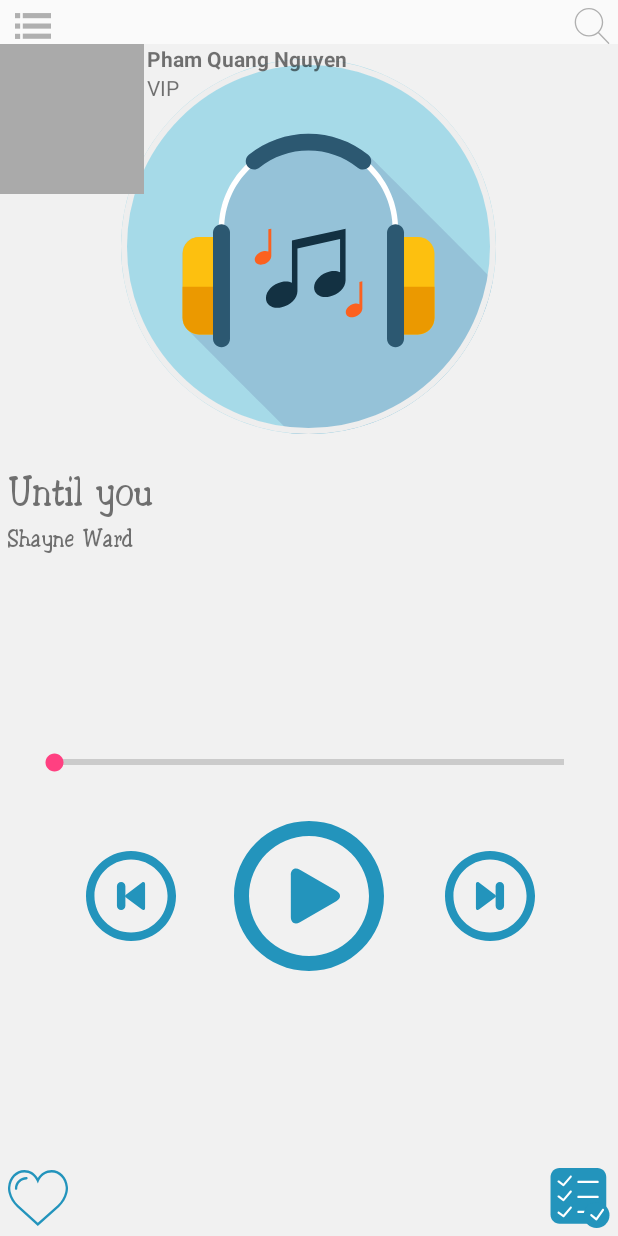
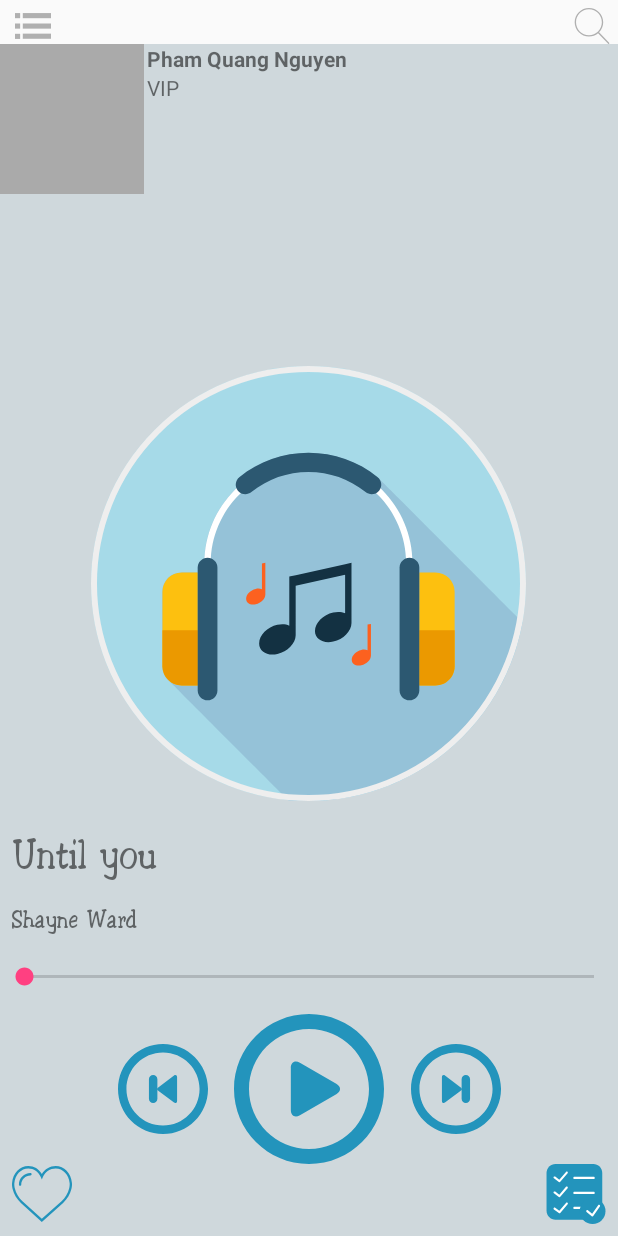
Before and after one commit to Nguyenpham1008/MusicStar, an Android app: the screen it shows after launch (MainActivity), on a phone screen of 412 x 824 dp. Run offline under Robolectric (Android 15) with nearby library versions, the phone set to English and light mode, and no system bars; plain views replace CircularImageView; Roboto replaces fonts that are not available here.

Commit message:
Update UI

```diff
--- a/app/src/main/java/nguyenpham/com/musicstar/HomeFragment.java
+++ b/app/src/main/java/nguyenpham/com/musicstar/HomeFragment.java
@@ -14,7 +14,7 @@ import android.view.LayoutInflater;
 import android.view.View;
 import android.view.ViewGroup;
 import android.widget.ImageButton;
-import android.widget.LinearLayout;
+import android.widget.RelativeLayout;
 import android.widget.TextView;
 
 import java.io.IOException;
@@ -26,32 +26,27 @@ import nguyenpham.com.model.Music;
  */
 
 public class HomeFragment extends Fragment {
-    LinearLayout linear_home;
+    RelativeLayout linear_home;
     TextView txtSong,txtSinger;
     ImageButton btnListMusic,btnFavorite,btnPlay,btnNext,btnPrevious,btnSearch,btnMenu;
     Integer REQUEST_LIST_MUSIC = 1;
     Integer REQUEST_LIST_MUSIC_ONLINE = 2;
 
     int flagPlay=0;
-    MediaPlayer mpintro;
+    MediaPlayer mpintro = new MediaPlayer();
     int length;
     int flag=0;
-
-
 
     @Nullable
     @Override
     public View onCreateView(LayoutInflater inflater, ViewGroup container, Bundle savedInstanceState) {
 
-        // Đọc file xml tạo ra đối tượng View.
-
+        // Đọc file xml tạo ra đối tượng View
         // inflate(@LayoutRes int resource, @Nullable ViewGroup root, boolean attachToRoot)
-
         View view= inflater.inflate(R.layout.fragment_home, container, false);
-        linear_home = view.findViewById(R.id.linear_home);
-        linear_home.setBackgroundColor(Color.parseColor("#F1F1F1"));
         addControls(view);
         addEvents(view);
+        linear_home.setBackgroundColor(Color.parseColor("#CFD8DC"));
         return view;
     }
 
@@ -63,13 +58,12 @@ public class HomeFragment extends Fragment {
                 Music music = new Music(((MainActivity) getActivity()).getData().getSong(),
                         ((MainActivity) getActivity()).getData().getSinger(),
                         ((MainActivity) getActivity()).getData().getFilePath());
-
-                playOnline(music);
+                if(!mpintro.isPlaying())
+                    playOnline(music);
             }
         }
         flag++;
     }
-
 
     @Override
     public void onActivityResult(int requestCode, int resultCode, Intent data) {
@@ -83,8 +77,6 @@ public class HomeFragment extends Fragment {
                 String artish = data.getStringExtra("artish");
                 Music music= new Music(title,artish,result);
                 playOffline(music);
-
-
             }
             if (resultCode == Activity.RESULT_CANCELED) {
                 //Write your code if there's no result
@@ -121,6 +113,7 @@ public class HomeFragment extends Fragment {
         btnPlay = view.findViewById(R.id.btnPlay);
         btnPrevious = view.findViewById(R.id.btnPrevious);
         btnNext = view.findViewById(R.id.btnNext);
+        linear_home = view.findViewById(R.id.relativeLayout);
 
     }
 
@@ -151,7 +144,6 @@ public class HomeFragment extends Fragment {
         txtSong.setText(music.getSong());
         String url = (music.getFilePath());
         // your URL here
-        mpintro = new MediaPlayer();
         mpintro.setAudioStreamType(AudioManager.STREAM_MUSIC);
         try {
             mpintro.setDataSource(url);
--- a/app/src/main/res/layout/fragment_home.xml
+++ b/app/src/main/res/layout/fragment_home.xml
@@ -1,148 +1,109 @@
 <?xml version="1.0" encoding="utf-8"?>
-<LinearLayout xmlns:android="http://schemas.android.com/apk/res/android"
+<RelativeLayout xmlns:android="http://schemas.android.com/apk/res/android"
     xmlns:app="http://schemas.android.com/apk/res-auto"
     xmlns:tools="http://schemas.android.com/tools"
-    android:id="@+id/linear_home"
+    android:id="@+id/relativeLayout"
     android:layout_width="match_parent"
-    android:layout_height="match_parent"
-    android:orientation="vertical">
+    android:layout_height="match_parent">
 
-    <RelativeLayout
-        android:layout_width="match_parent"
-        android:layout_height="wrap_content">
-
-        <LinearLayout
-            android:id="@+id/linearLayout2"
+    <ImageButton
+        android:id="@+id/btnFavorite"
         android:layout_width="wrap_content"
         android:layout_height="wrap_content"
-            android:layout_alignParentTop="true"
-            android:layout_centerInParent="true"
-            android:layout_marginTop="10dp"
-            android:orientation="vertical">
+        android:layout_alignParentBottom="true"
+        android:layout_alignParentLeft="true"
+        android:layout_alignParentStart="true"
+        android:layout_marginBottom="8dp"
+        android:layout_marginLeft="8dp"
+        android:layout_marginStart="8dp"
+        android:background="@drawable/ic_like_music"
+        app:srcCompat="@android:color/transparent" />
 
-            <include
-                layout="@layout/image_music"
-                layout_width="match_parent"
+    <ImageButton
+        android:id="@+id/btnListMusic"
         android:layout_width="wrap_content"
-                android:layout_height="wrap_content" />
-        </LinearLayout>
+        android:layout_height="wrap_content"
+        android:layout_alignBottom="@+id/btnFavorite"
+        android:layout_alignParentEnd="true"
+        android:layout_alignParentRight="true"
+        android:layout_marginEnd="8dp"
+        android:layout_marginRight="8dp"
+        android:background="@drawable/ic_list_music"
+        app:srcCompat="@android:color/transparent" />
 
-        <TextView
-            android:id="@+id/txt_music_name"
+    <ImageButton
+        android:id="@+id/btnPlay"
+        android:layout_width="wrap_content"
+        android:layout_height="wrap_content"
+        android:layout_above="@+id/btnListMusic"
+        android:layout_centerHorizontal="true"
+        android:background="@drawable/ic_play_music"
+        app:srcCompat="@android:color/transparent" />
+
+    <ImageButton
+        android:id="@+id/btnPrevious"
+        android:layout_width="wrap_content"
+        android:layout_height="wrap_content"
+        android:layout_alignBottom="@+id/btnPlay"
+        android:layout_marginBottom="20dp"
+        android:layout_marginEnd="17dp"
+        android:layout_marginRight="17dp"
+        android:layout_toLeftOf="@+id/btnPlay"
+        android:layout_toStartOf="@+id/btnPlay"
+        android:background="@drawable/ic_previous_music"
+        app:srcCompat="@android:color/transparent" />
+
+    <ImageButton
+        android:id="@+id/btnNext"
+        android:layout_width="wrap_content"
+        android:layout_height="wrap_content"
+        android:layout_alignBottom="@+id/btnPrevious"
+        android:layout_marginLeft="18dp"
+        android:layout_marginStart="18dp"
+        android:layout_toEndOf="@+id/btnPlay"
+        android:layout_toRightOf="@+id/btnPlay"
+        android:background="@drawable/ic_next_music"
+        app:srcCompat="@android:color/transparent" />
+
+    <SeekBar
+        android:id="@+id/seekBar"
         android:layout_width="match_parent"
         android:layout_height="wrap_content"
-            android:layout_alignParentEnd="true"
-            android:layout_alignParentRight="true"
-            android:layout_below="@+id/linearLayout2"
-            android:layout_marginLeft="5dp"
-            android:layout_marginTop="18dp"
-            android:layout_toStartOf="@+id/linearLayout2"
-            android:text="Until you"
-            android:textSize="30sp" />
+        android:layout_above="@+id/btnPlay"
+        android:layout_centerHorizontal="true"
+        android:layout_marginBottom="16dp" />
 
     <TextView
         android:id="@+id/txt_name_singer"
         android:layout_width="wrap_content"
         android:layout_height="wrap_content"
-            android:layout_alignLeft="@+id/txt_music_name"
-            android:layout_alignParentEnd="true"
-            android:layout_alignParentRight="true"
-            android:layout_alignStart="@+id/txt_music_name"
-            android:layout_below="@+id/txt_music_name"
+        android:layout_above="@+id/seekBar"
+        android:layout_alignLeft="@+id/btnFavorite"
+        android:layout_alignStart="@+id/btnFavorite"
+        android:layout_marginBottom="17dp"
         android:text="Shayne Ward"
         android:textSize="18sp" />
 
-    </RelativeLayout>
-
-    <RelativeLayout
-        android:layout_width="match_parent"
-        android:layout_height="match_parent">
-
-        <SeekBar
-            android:id="@+id/seekBar"
-            style="?android:attr/progressBarStyleHorizontal"
-            android:layout_width="match_parent"
-            android:layout_height="wrap_content"
-            android:layout_above="@+id/linearLayout5"
-            android:layout_centerHorizontal="true"
-            android:layout_marginBottom="30dp"
-            android:layout_marginLeft="20dp"
-            android:layout_marginRight="20dp" />
-
-        <ImageButton
-            android:id="@+id/btnNext"
+    <TextView
+        android:id="@+id/txt_music_name"
         android:layout_width="wrap_content"
         android:layout_height="wrap_content"
-            android:layout_alignTop="@+id/btnPrevious"
-            android:layout_marginEnd="10dp"
-            android:layout_marginRight="10dp"
-            android:layout_toLeftOf="@+id/linearLayout4"
-            android:layout_toStartOf="@+id/linearLayout4"
-            android:background="@drawable/ic_next_music"
-            app:srcCompat="@android:color/transparent" />
+        android:layout_above="@+id/txt_name_singer"
+        android:layout_alignLeft="@+id/txt_name_singer"
+        android:layout_alignStart="@+id/txt_name_singer"
+        android:layout_marginBottom="12dp"
+        android:text="Until you"
+        android:textSize="30sp" />
 
-        <LinearLayout
+    <include
+        layout="@layout/image_music"
+        layout_alignParentTop="true"
+        layout_centerHorizontal="true"
+        layout_marginTop="143dp"
         android:layout_width="wrap_content"
         android:layout_height="wrap_content"
-            android:layout_centerInParent="true"
-            android:layout_centerVertical="false"
-            android:orientation="vertical"
-            android:id="@+id/linearLayout5">
+        android:layout_above="@+id/txt_music_name"
+        android:layout_centerHorizontal="true"
+        android:layout_marginBottom="15dp" />
 
-            <ImageButton
-                android:id="@+id/btnPlay"
-                android:layout_width="wrap_content"
-                android:layout_height="wrap_content"
-                android:background="@drawable/ic_play_music"
-                app:srcCompat="@android:color/transparent" />
-        </LinearLayout>
-
-        <LinearLayout
-            android:id="@+id/linearLayout4"
-            android:layout_width="wrap_content"
-            android:layout_height="wrap_content"
-            android:layout_alignParentBottom="true"
-            android:layout_alignParentRight="true"
-            android:orientation="vertical">
-
-            <ImageButton
-                android:id="@+id/btnListMusic"
-                android:layout_width="wrap_content"
-                android:layout_height="wrap_content"
-                android:layout_marginBottom="5dp"
-                android:layout_marginRight="5dp"
-                android:background="@drawable/ic_list_music"
-                app:srcCompat="@android:color/transparent" />
-        </LinearLayout>
-
-        <LinearLayout
-            android:id="@+id/linearLayout3"
-            android:layout_width="wrap_content"
-            android:layout_height="wrap_content"
-            android:layout_alignParentBottom="true"
-            android:layout_alignParentLeft="true"
-            android:layout_marginBottom="5dp"
-            android:layout_marginLeft="5dp"
-            android:orientation="vertical">
-
-            <ImageButton
-                android:id="@+id/btnFavorite"
-                android:layout_width="wrap_content"
-                android:layout_height="wrap_content"
-                android:background="@drawable/ic_like_music"
-                app:srcCompat="@android:color/transparent" />
-        </LinearLayout>
-
-        <ImageButton
-            android:id="@+id/btnPrevious"
-            android:layout_width="wrap_content"
-            android:layout_height="wrap_content"
-            android:layout_centerVertical="true"
-            android:layout_marginLeft="12dp"
-            android:layout_marginStart="12dp"
-            android:layout_toEndOf="@+id/linearLayout3"
-            android:layout_toRightOf="@+id/linearLayout3"
-            android:background="@drawable/ic_previous_music"
-            app:srcCompat="@android:color/transparent" />
 </RelativeLayout>
-</LinearLayout>
--- a/app/src/main/res/layout/image_music.xml
+++ b/app/src/main/res/layout/image_music.xml
@@ -6,8 +6,8 @@
 
     <com.mikhaellopez.circularimageview.CircularImageView
         android:id="@+id/test"
-        android:layout_width="250dp"
-        android:layout_height="250dp"
+        android:layout_width="290dp"
+        android:layout_height="290dp"
         android:background="@drawable/ic_headphones"
         app:civ_border_color="#EEEEEE"
         app:civ_border_width="4dp"
```
Lines whose indentation alone changed are shown as unchanged.
